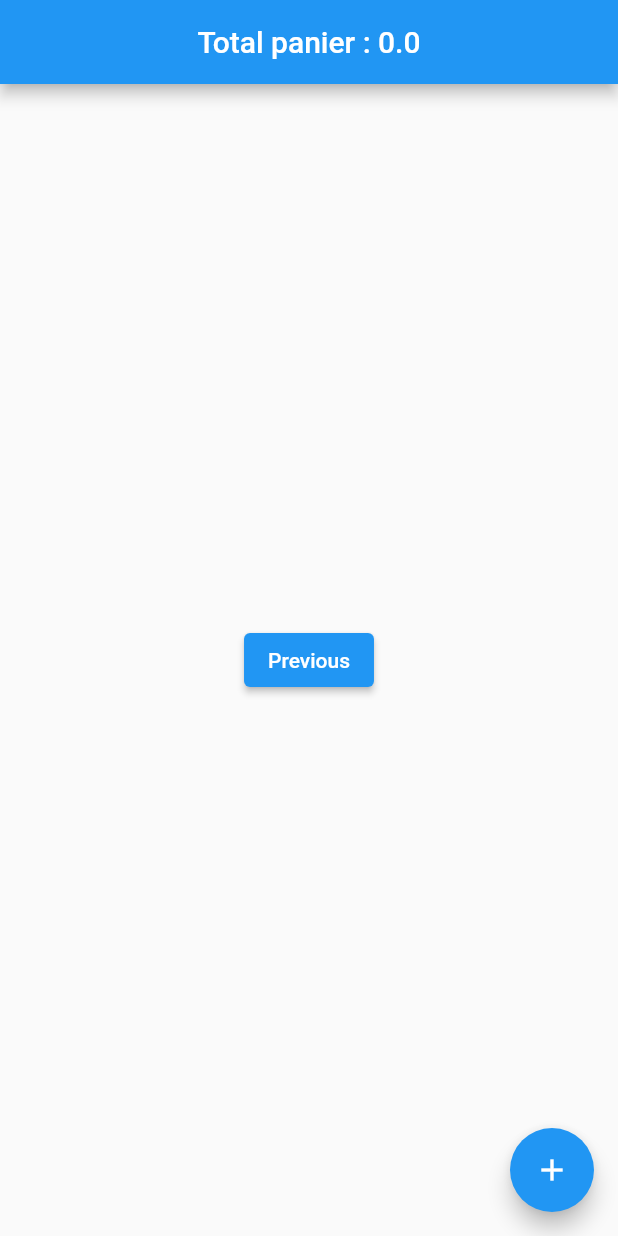
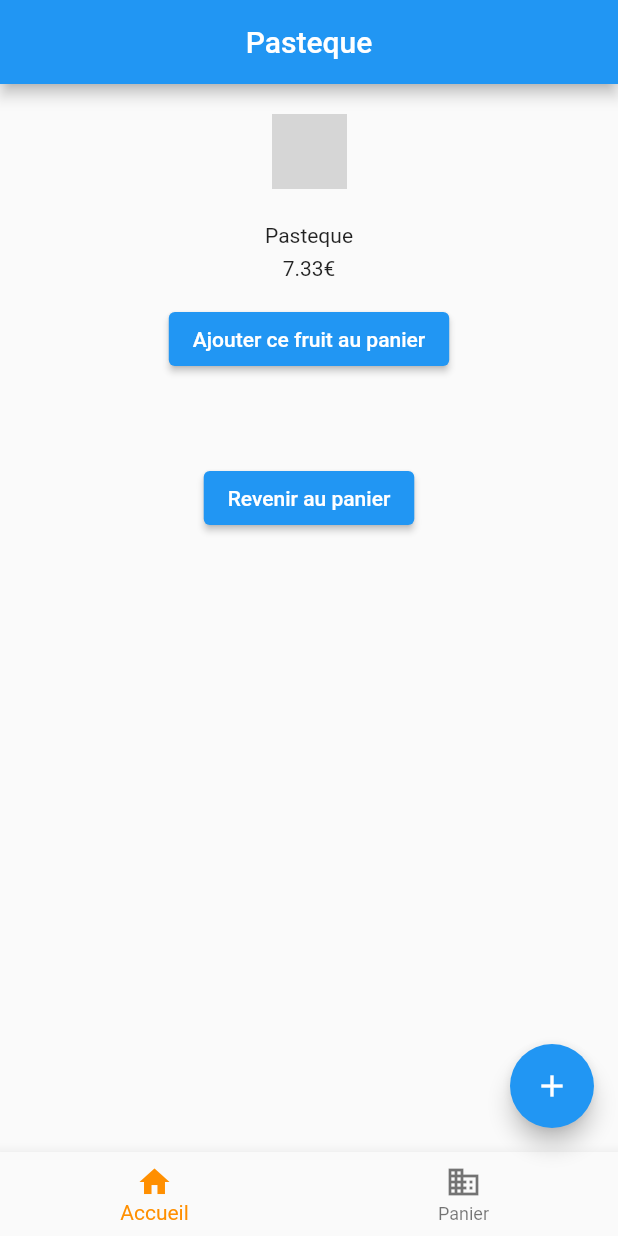
Before and after one commit to winvdaking/flutter-panier, a Flutter app: the screen it shows after launch, after a tap on the "add" icon, after a tap on "Pasteque", on a phone screen of 412 x 824 dp. Run offline on Flutter 3.47's test engine with Material 2 defaults, Android fonts, the phone set to English and light mode, and no system bars; grey boxes are pictures that could not be loaded.

Commit message:
feat: TD 2 & 3

```diff
--- /dev/null
+++ b/lib/fruitmaster.dart
@@ -0,0 +1,148 @@
+import 'dart:math';
+
+import 'package:flutter/material.dart';
+import 'package:panier/fruit.dart';
+import 'package:panier/fruitpreview.dart';
+import 'package:panier/screens/cartscreen.dart';
+import 'package:panier/screens/fruitdetail.dart';
+
+class FruitMaster extends StatefulWidget {
+  const FruitMaster({super.key, required this.title, required this.lesFruits});
+  final String title;
+  final List<Fruit> lesFruits;
+
+  @override
+  State<FruitMaster> createState() => _FruitMasterState();
+}
+
+class _FruitMasterState extends State<FruitMaster> {
+  double _total = 0;
+  String _title = 'Total panier : 0€';
+  final PageController _pageController = PageController();
+  late List<Fruit> lesFruits;
+  late List<Fruit> fruitAuPanier = [];
+
+  @override
+  void dispose() {
+    _pageController.dispose();
+    super.dispose();
+  }
+
+  @override
+  void initState() {
+    lesFruits = widget.lesFruits;
+    super.initState();
+  }
+
+  void _addFruit() {
+    setState(() {
+      lesFafficher.add(lesFruits[Random().nextInt(lesFruits.length)]);
+    });
+  }
+
+  void _fruitClickDetail(Fruit unF) {
+    setState(() {
+      fruitDetail = unF;
+      _title = unF.name;
+    });
+  }
+
+  void _fruitClickRemovePanier(Fruit unF) {
+    setState(() {
+      if (fruitAuPanier.contains(unF)) {
+        fruitAuPanier.remove(unF);
+        _total = _total - unF.price;
+        _title = "Total panier : $_total€";
+        var msgSnackBar = SnackBar(
+            content: Text("Vous venez de supprimer : ${unF.name} du panier."));
+
+        ScaffoldMessenger.of(context).showSnackBar(msgSnackBar);
+      }
+    });
+  }
+
+  void _fruitClickPanier(Fruit unF) {
+    setState(() {
+      fruitAuPanier.add(unF);
+      _total = _total + unF.price;
+      _title = "Total panier : $_total€";
+    });
+    var msgSnackBar = SnackBar(
+        content: Text("Vous venez d'ajouter : ${unF.name} au panier !"));
+
+    ScaffoldMessenger.of(context).showSnackBar(msgSnackBar);
+  }
+
+  Fruit fruitDetail = Fruit('', 0, Colors.amber, '');
+  List<Fruit> lesFafficher = [];
+  late int _selectedIndex = 0;
+
+  void _onItemTapped(int index) {
+    setState(() {
+      _selectedIndex = index;
+    });
+  }
+
+  List<Widget> _widgetOptions() {
+    return [
+      PageView(
+        controller: _pageController,
+        children: [
+          Center(
+            child: ListView.builder(
+                itemCount: lesFafficher.length,
+                itemBuilder: (context, index) {
+                  final Fruit currentFruit = lesFafficher[index];
+                  return FruitPreview(
+                    unFruit: currentFruit,
+                    onFruitClick: _fruitClickDetail,
+                    pageController: _pageController,
+                  );
+                }),
+          ),
+          Center(
+              child: FruitDetailsScreen(
+            fruit: fruitDetail,
+            pageController: _pageController,
+            addPanier: _fruitClickPanier,
+          )),
+        ],
+      ),
+      CartScreen(
+          pageController: _pageController,
+          lesFruitsDansLePanier: fruitAuPanier,
+          removeFruitPanier: _fruitClickRemovePanier)
+    ];
+  }
+
+  @override
+  Widget build(BuildContext context) {
+    return Scaffold(
+      appBar: AppBar(
+        title: Text(_title),
+        centerTitle: true,
+      ),
+      body: _widgetOptions()[_selectedIndex],
+      bottomNavigationBar: BottomNavigationBar(
+        items: const <BottomNavigationBarItem>[
+          BottomNavigationBarItem(
+            icon: Icon(Icons.home),
+            label: 'Accueil',
+          ),
+          BottomNavigationBarItem(
+            icon: Icon(Icons.business),
+            label: 'Panier',
+          ),
+        ],
+        currentIndex: _selectedIndex,
+        selectedItemColor: Colors.amber[800],
+        onTap: _onItemTapped,
+      ),
+      floatingActionButton: FloatingActionButton(
+        onPressed: () => _addFruit(),
+        tooltip: 'Ajout d\'un fruit',
+        child: const Icon(Icons.add),
+      ),
+    );
+  }
+}
--- /dev/null
+++ b/lib/fruitpreview.dart
@@ -0,0 +1,35 @@
+import 'package:flutter/material.dart';
+import 'fruit.dart';
+
+class FruitPreview extends StatelessWidget {
+  const FruitPreview(
+      {super.key,
+      required this.unFruit,
+      required this.onFruitClick,
+      required this.pageController});
+
+  final Fruit unFruit;
+  final Function onFruitClick;
+  final PageController pageController;
+
+  @override
+  Widget build(BuildContext context) {
+    return ListTile(
+      tileColor: unFruit.color,
+      title: Text(unFruit.name),
+      hoverColor: const Color.fromRGBO(0, 0, 0, .5),
+      leading: Image.asset(unFruit.url),
+      onTap: () {
+        if (pageController.hasClients) {
+          pageController.animateToPage(
+            1,
+            duration: const Duration(milliseconds: 400),
+            curve: Curves.easeInOut,
+          );
+        }
+        onFruitClick(unFruit);
+      },
+      trailing: const Icon(Icons.more_vert),
+    );
+  }
+}
--- a/lib/main.dart
+++ b/lib/main.dart
@@ -1,8 +1,6 @@
-import 'dart:math';
-
 import 'package:flutter/material.dart';
 import 'package:panier/fruit.dart';
-import 'package:panier/screens/fruitdetail.dart';
+import 'package:panier/fruitmaster.dart';
 
 void main() {
   WidgetsFlutterBinding.ensureInitialized();
@@ -20,7 +18,7 @@ class MyApp extends StatelessWidget {
     Fruit('Citron', 3.69, Colors.yellow, '../images/citron.png'),
     Fruit('Fraise', 1.78, Colors.red, '../images/fraise.png'),
     Fruit('Framboise', 1.82, Colors.purple, '../images/framboise.png'),
-    Fruit('FRuit de la passion', 9.99, Colors.deepOrange,
+    Fruit('Fruit de la passion', 9.99, Colors.deepOrange,
         '../images/fruit-de-la-passion.png'),
     Fruit('Grenade', 1.13, Colors.red, '../images/grenade.png'),
     Fruit('Kaki', 5, Colors.brown, '../images/kaki.png'),
@@ -48,120 +46,3 @@ class MyApp extends StatelessWidget {
     );
   }
 }
-
-class FruitMaster extends StatefulWidget {
-  const FruitMaster({super.key, required this.title, required this.lesFruits});
-  final String title;
-  final List<Fruit> lesFruits;
-
-  @override
-  State<FruitMaster> createState() => _FruitMasterState();
-}
-
-class _FruitMasterState extends State<FruitMaster> {
-  double _total = 0;
-  final PageController _pageController = PageController();
-
-  late List<Fruit> lesFruits;
-
-  @override
-  void dispose() {
-    _pageController.dispose();
-    super.dispose();
-  }
-
-  @override
-  void initState() {
-    lesFruits = widget.lesFruits;
-    super.initState();
-  }
-
-  void _addFruit() {
-    setState(() {
-      lesFafficher.add(lesFruits[Random().nextInt(lesFruits.length)]);
-    });
-  }
-
-  void _fruitClickAdd(Fruit unF) {
-    setState(() {
-      _total = _total + unF.price;
-    });
-  }
-
-  List<Fruit> lesFafficher = [];
-
-  @override
-  Widget build(BuildContext context) {
-    return Scaffold(
-        appBar: AppBar(
-          title: Text('${widget.title} $_total'),
-          centerTitle: true,
-        ),
-        body: PageView(
-          controller: _pageController,
-          children: [
-            Center(
-              child: ListView.builder(
-                  itemCount: lesFafficher.length,
-                  itemBuilder: (context, index) {
-                    final Fruit currentFruit = lesFafficher[index];
-                    return FruitPreview(
-                      unFruit: currentFruit,
-                      onFruitClick: _fruitClickAdd,
-                      pageController: _pageController,
-                    );
-                  }),
-            ),
-            Center(
-              child: ElevatedButton(
-                onPressed: () {
-                  if (_pageController.hasClients) {
-                    _pageController.animateToPage(
-                      0,
-                      duration: const Duration(milliseconds: 400),
-                      curve: Curves.easeInOut,
-                    );
-                  }
-                },
-                child: const Text('Previous'),
-              ),
-            ),
-          ],
-        ),
-        floatingActionButton: FloatingActionButton(
-          onPressed: () => _addFruit(),
-          tooltip: 'Ajout d\'un fruit',
-          child: const Icon(Icons.add),
-        ));
-  }
-}
-
-class FruitPreview extends StatelessWidget {
-  const FruitPreview(
-      {super.key,
-      required this.unFruit,
-      required this.onFruitClick,
-      required this.pageController});
-
-  final Fruit unFruit;
-  final Function onFruitClick;
-  final PageController pageController;
-
-  @override
-  Widget build(BuildContext context) {
-    return ListTile(
-        tileColor: unFruit.color,
-        title: Text(unFruit.name),
-        hoverColor: const Color.fromRGBO(0, 0, 0, .5),
-        leading: Image.asset(unFruit.url),
-        onTap: () {
-          if (pageController.hasClients) {
-            pageController.animateToPage(
-              1,
-              duration: const Duration(milliseconds: 400),
-              curve: Curves.easeInOut,
-            );
-          }
-        });
-  }
-}
--- a/lib/screens/fruitdetail.dart
+++ b/lib/screens/fruitdetail.dart
@@ -1,10 +1,49 @@
 import 'package:flutter/material.dart';
+import 'package:panier/fruit.dart';
 
+// ignore: must_be_immutable
 class FruitDetailsScreen extends StatelessWidget {
-  const FruitDetailsScreen({super.key});
+  FruitDetailsScreen(
+      {super.key,
+      required this.fruit,
+      required this.pageController,
+      required this.addPanier});
+
+  final Fruit fruit;
+  late PageController pageController;
+  final Function addPanier;
 
   @override
   Widget build(BuildContext context) {
-    throw UnimplementedError();
+    return Column(
+      children: [
+        Padding(
+            padding: const EdgeInsets.all(20),
+            child: Image.asset(fruit.url, height: 50, width: 50)),
+        Padding(padding: const EdgeInsets.all(3), child: Text(fruit.name)),
+        Padding(
+            padding: const EdgeInsets.all(3), child: Text("${fruit.price}€")),
+        Padding(
+          padding: const EdgeInsets.all(12),
+          child: ElevatedButton(
+              onPressed: () => addPanier(fruit),
+              child: const Text('Ajouter ce fruit au panier')),
+        ),
+        Padding(
+            padding: const EdgeInsets.all(46),
+            child: ElevatedButton(
+              onPressed: () {
+                if (pageController.hasClients) {
+                  pageController.animateToPage(
+                    0,
+                    duration: const Duration(milliseconds: 400),
+                    curve: Curves.easeInOut,
+                  );
+                }
+              },
+              child: const Text("Revenir au panier"),
+            )),
+      ],
+    );
   }
 }
```
Also changed, not shown: lib/screens/cartscreen.dart (added, +32 -0 lines).
